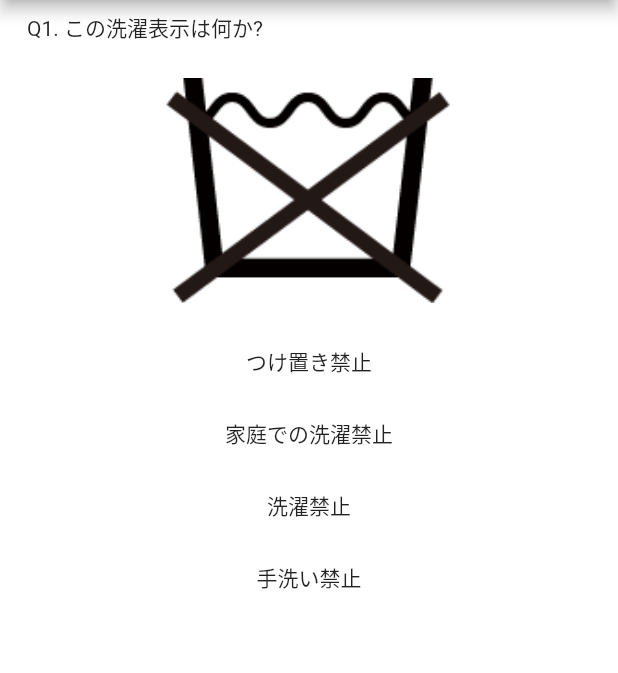
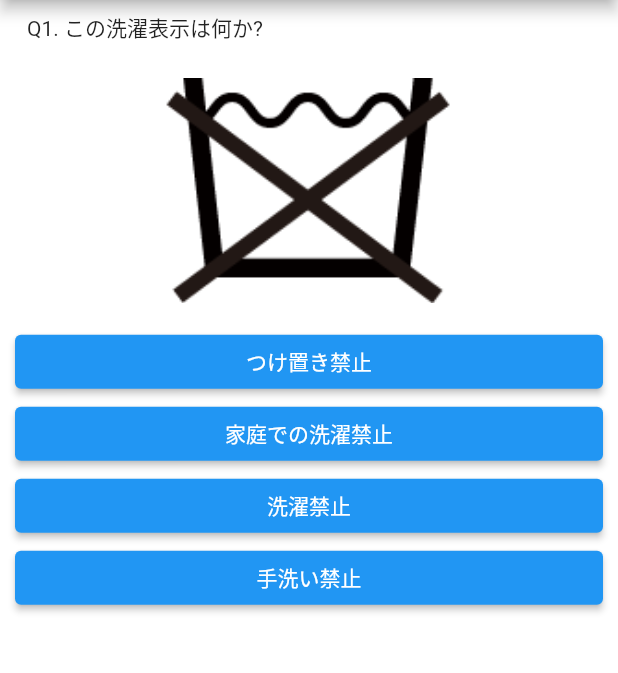
Before and after one commit to cygnu/washer_tag, a Flutter app: the QuestionScreen screen opened directly, on a phone screen of 412 x 824 dp, the part 84-757 px from its top. Run offline on Flutter 3.47's test engine with Material 2 defaults, Android fonts, the phone set to English and light mode, and no system bars.

Commit message:
feat: Button decoration was done

```diff
--- a/lib/components/answer_button.dart
+++ b/lib/components/answer_button.dart
@@ -7,11 +7,15 @@ class AnswerButton extends StatelessWidget {
 
   @override
   Widget build(BuildContext context) {
-    return Container(
-      child: MaterialButton(
-        onPressed: () {},
-        child: Text(optionText),
-      ),
+    return Row(
+      children: [
+        Expanded(
+          child: ElevatedButton(
+            onPressed: () {},
+            child: Text(optionText),
+          ),
+        ),
+      ],
     );
   }
 }
```
